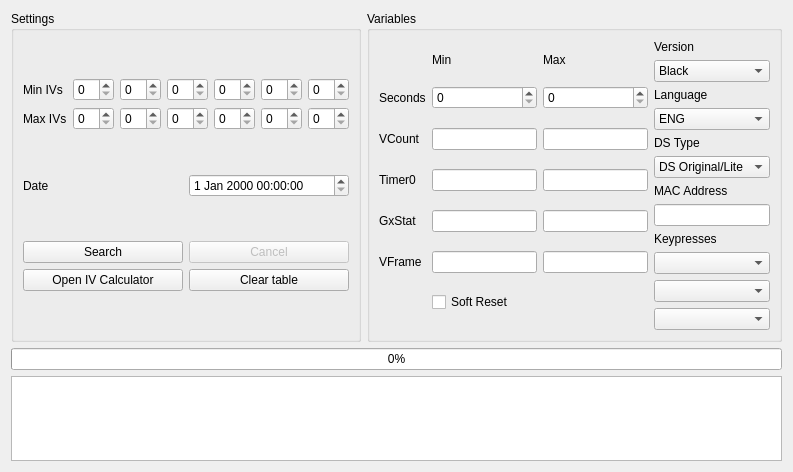
Old version of the form Forms/Gen5/Profile/ProfileCalibrator5.ui in the repository Admiral-Fish/PokeFinder.
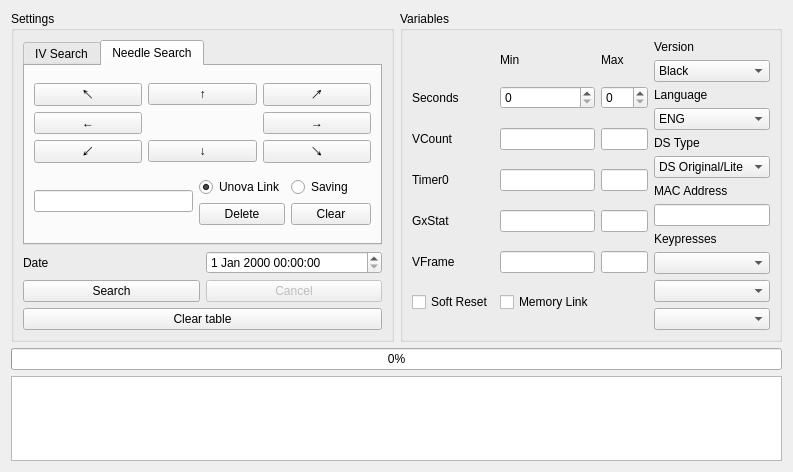
New version of the form. The open tabs and pages were chosen to show the change. Custom widgets are drawn as their Qt base class.

Commit message: Needle calibration

```diff
--- a/Forms/Gen5/Profile/ProfileCalibrator5.ui
+++ b/Forms/Gen5/Profile/ProfileCalibrator5.ui
@@ -18,7 +18,7 @@
     <widget class="QGroupBox" name="groupBox_2">
      <property name="sizePolicy">
       <sizepolicy hsizetype="Preferred" vsizetype="Preferred">
-       <horstretch>0</horstretch>
+       <horstretch>1</horstretch>
        <verstretch>1</verstretch>
       </sizepolicy>
      </property>
@@ -68,13 +68,6 @@
           </property>
          </widget>
         </item>
-        <item row="6" column="1" colspan="2">
-         <widget class="QCheckBox" name="checkBoxSoftReset">
-          <property name="text">
-           <string>Soft Reset</string>
-          </property>
-         </widget>
-        </item>
         <item row="3" column="2">
          <widget class="TextBox" name="textBoxMaxTimer0"/>
         </item>
@@ -144,6 +137,20 @@
         <item row="5" column="2">
          <widget class="TextBox" name="textBoxMaxVFrame"/>
         </item>
+        <item row="6" column="0">
+         <widget class="QCheckBox" name="checkBoxSoftReset">
+          <property name="text">
+           <string>Soft Reset</string>
+          </property>
+         </widget>
+        </item>
+        <item row="6" column="1">
+         <widget class="QCheckBox" name="checkBoxMemoryLink">
+          <property name="text">
+           <string>Memory Link</string>
+          </property>
+         </widget>
+        </item>
        </layout>
       </item>
       <item row="5" column="1">
@@ -282,7 +289,7 @@
     <widget class="QGroupBox" name="groupBox">
      <property name="sizePolicy">
       <sizepolicy hsizetype="Preferred" vsizetype="Preferred">
-       <horstretch>0</horstretch>
+       <horstretch>1</horstretch>
        <verstretch>1</verstretch>
       </sizepolicy>
      </property>
@@ -290,60 +297,6 @@
       <string>Settings</string>
      </property>
      <layout class="QGridLayout" name="gridLayout_6">
-      <item row="0" column="0" colspan="2">
-       <layout class="QGridLayout" name="gridLayout_2">
-        <item row="0" column="0">
-         <widget class="QLabel" name="labelMinIVs">
-          <property name="text">
-           <string>Min IVs</string>
-          </property>
-         </widget>
-        </item>
-        <item row="0" column="1">
-         <widget class="QSpinBox" name="spinBoxMinHP"/>
-        </item>
-        <item row="0" column="2">
-         <widget class="QSpinBox" name="spinBoxMinAtk"/>
-        </item>
-        <item row="0" column="3">
-         <widget class="QSpinBox" name="spinBoxMinDef"/>
-        </item>
-        <item row="0" column="4">
-         <widget class="QSpinBox" name="spinBoxMinSpA"/>
-        </item>
-        <item row="0" column="5">
-         <widget class="QSpinBox" name="spinBoxMinSpD"/>
-        </item>
-        <item row="0" column="6">
-         <widget class="QSpinBox" name="spinBoxMinSpe"/>
-        </item>
-        <item row="1" column="0">
-         <widget class="QLabel" name="labelMaxIVs">
-          <property name="text">
-           <string>Max IVs</string>
-          </property>
-         </widget>
-        </item>
-        <item row="1" column="1">
-         <widget class="QSpinBox" name="spinBoxMaxHP"/>
-        </item>
-        <item row="1" column="2">
-         <widget class="QSpinBox" name="spinBoxMaxAtk"/>
-        </item>
-        <item row="1" column="3">
-         <widget class="QSpinBox" name="spinBoxMaxDef"/>
-        </item>
-        <item row="1" column="4">
-         <widget class="QSpinBox" name="spinBoxMaxSpA"/>
-        </item>
-        <item row="1" column="5">
-         <widget class="QSpinBox" name="spinBoxMaxSpD"/>
-        </item>
-        <item row="1" column="6">
-         <widget class="QSpinBox" name="spinBoxMaxSpe"/>
-        </item>
-       </layout>
-      </item>
       <item row="1" column="0">
        <widget class="QLabel" name="labelDate">
         <property name="text">
@@ -377,10 +330,10 @@
       </item>
       <item row="2" column="0" colspan="2">
        <layout class="QGridLayout" name="gridLayout_5">
-        <item row="0" column="0">
-         <widget class="QPushButton" name="pushButtonSearch">
+        <item row="1" column="0" colspan="2">
+         <widget class="QPushButton" name="pushButtonClearTable">
           <property name="text">
-           <string>Search</string>
+           <string>Clear table</string>
           </property>
          </widget>
         </item>
@@ -394,22 +347,226 @@
           </property>
          </widget>
         </item>
-        <item row="1" column="0">
-         <widget class="QPushButton" name="pushButtonIVCalculator">
+        <item row="0" column="0">
+         <widget class="QPushButton" name="pushButtonSearch">
           <property name="text">
-           <string>Open IV Calculator</string>
-          </property>
-         </widget>
-        </item>
-        <item row="1" column="1">
-         <widget class="QPushButton" name="pushButtonClearTable">
-          <property name="text">
-           <string>Clear table</string>
+           <string>Search</string>
           </property>
          </widget>
         </item>
        </layout>
       </item>
+      <item row="0" column="0" colspan="2">
+       <widget class="QTabWidget" name="tabWidgetType">
+        <widget class="QWidget" name="tabIVs">
+         <attribute name="title">
+          <string>IV Search</string>
+         </attribute>
+         <layout class="QGridLayout" name="gridLayout_7">
+          <item row="0" column="0">
+           <layout class="QGridLayout" name="gridLayout_2">
+            <item row="0" column="0">
+             <widget class="QLabel" name="labelMinIVs">
+              <property name="text">
+               <string>Min IVs</string>
+              </property>
+             </widget>
+            </item>
+            <item row="0" column="1">
+             <widget class="QSpinBox" name="spinBoxMinHP"/>
+            </item>
+            <item row="0" column="2">
+             <widget class="QSpinBox" name="spinBoxMinAtk"/>
+            </item>
+            <item row="0" column="3">
+             <widget class="QSpinBox" name="spinBoxMinDef"/>
+            </item>
+            <item row="0" column="4">
+             <widget class="QSpinBox" name="spinBoxMinSpA"/>
+            </item>
+            <item row="0" column="5">
+             <widget class="QSpinBox" name="spinBoxMinSpD"/>
+            </item>
+            <item row="0" column="6">
+             <widget class="QSpinBox" name="spinBoxMinSpe"/>
+            </item>
+            <item row="1" column="0">
+             <widget class="QLabel" name="labelMaxIVs">
+              <property name="text">
+               <string>Max IVs</string>
+              </property>
+             </widget>
+            </item>
+            <item row="1" column="1">
+             <widget class="QSpinBox" name="spinBoxMaxHP"/>
+            </item>
+            <item row="1" column="2">
+             <widget class="QSpinBox" name="spinBoxMaxAtk"/>
+            </item>
+            <item row="1" column="3">
+             <widget class="QSpinBox" name="spinBoxMaxDef"/>
+            </item>
+            <item row="1" column="4">
+             <widget class="QSpinBox" name="spinBoxMaxSpA"/>
+            </item>
+            <item row="1" column="5">
+             <widget class="QSpinBox" name="spinBoxMaxSpD"/>
+            </item>
+            <item row="1" column="6">
+             <widget class="QSpinBox" name="spinBoxMaxSpe"/>
+            </item>
+           </layout>
+          </item>
+          <item row="1" column="0">
+           <widget class="QPushButton" name="pushButtonIVCalculator">
+            <property name="text">
+             <string>Open IV Calculator</string>
+            </property>
+           </widget>
+          </item>
+         </layout>
+        </widget>
+        <widget class="QWidget" name="tabNeedles">
+         <attribute name="title">
+          <string>Needle Search</string>
+         </attribute>
+         <layout class="QGridLayout" name="gridLayout_10">
+          <item row="0" column="0" colspan="2">
+           <layout class="QGridLayout" name="gridLayout_8">
+            <item row="0" column="0">
+             <widget class="QPushButton" name="pushButtonUpLeft">
+              <property name="text">
+               <string>↖</string>
+              </property>
+              <attribute name="buttonGroup">
+               <string notr="true">buttonGroupNeedles</string>
+              </attribute>
+             </widget>
+            </item>
+            <item row="0" column="1">
+             <widget class="QPushButton" name="pushButtonUp">
+              <property name="text">
+               <string>↑</string>
+              </property>
+              <attribute name="buttonGroup">
+               <string notr="true">buttonGroupNeedles</string>
+              </attribute>
+             </widget>
+            </item>
+            <item row="0" column="2">
+             <widget class="QPushButton" name="pushButtonUpRight">
+              <property name="text">
+               <string>↗</string>
+              </property>
+              <attribute name="buttonGroup">
+               <string notr="true">buttonGroupNeedles</string>
+              </attribute>
+             </widget>
+            </item>
+            <item row="1" column="0">
+             <widget class="QPushButton" name="pushButtonLeft">
+              <property name="text">
+               <string>←</string>
+              </property>
+              <attribute name="buttonGroup">
+               <string notr="true">buttonGroupNeedles</string>
+              </attribute>
+             </widget>
+            </item>
+            <item row="1" column="2">
+             <widget class="QPushButton" name="pushButtonRight">
+              <property name="text">
+               <string>→</string>
+              </property>
+              <attribute name="buttonGroup">
+               <string notr="true">buttonGroupNeedles</string>
+              </attribute>
+             </widget>
+            </item>
+            <item row="2" column="0">
+             <widget class="QPushButton" name="pushButtonDownLeft">
+              <property name="text">
+               <string>↙</string>
+              </property>
+              <attribute name="buttonGroup">
+               <string notr="true">buttonGroupNeedles</string>
+              </attribute>
+             </widget>
+            </item>
+            <item row="2" column="1">
+             <widget class="QPushButton" name="pushButtonDown">
+              <property name="text">
+               <string>↓</string>
+              </property>
+              <attribute name="buttonGroup">
+               <string notr="true">buttonGroupNeedles</string>
+              </attribute>
+             </widget>
+            </item>
+            <item row="2" column="2">
+             <widget class="QPushButton" name="pushButtonDownRight">
+              <property name="text">
+               <string>↘</string>
+              </property>
+              <attribute name="buttonGroup">
+               <string notr="true">buttonGroupNeedles</string>
+              </attribute>
+             </widget>
+            </item>
+           </layout>
+          </item>
+          <item row="1" column="0">
+           <widget class="QLineEdit" name="lineEditNeedles">
+            <property name="readOnly">
+             <bool>false</bool>
+            </property>
+           </widget>
+          </item>
+          <item row="1" column="1">
+           <layout class="QGridLayout" name="gridLayout_9">
+            <item row="0" column="0">
+             <widget class="QRadioButton" name="radioButtonUnovaLink">
+              <property name="text">
+               <string>Unova Link</string>
+              </property>
+              <property name="checked">
+               <bool>true</bool>
+              </property>
+              <attribute name="buttonGroup">
+               <string notr="true">buttonGroupNeedleType</string>
+              </attribute>
+             </widget>
+            </item>
+            <item row="0" column="1">
+             <widget class="QRadioButton" name="radioButtonSaving">
+              <property name="text">
+               <string>Saving</string>
+              </property>
+              <attribute name="buttonGroup">
+               <string notr="true">buttonGroupNeedleType</string>
+              </attribute>
+             </widget>
+            </item>
+            <item row="1" column="0">
+             <widget class="QPushButton" name="pushButtonDelete">
+              <property name="text">
+               <string>Delete</string>
+              </property>
+             </widget>
+            </item>
+            <item row="1" column="1">
+             <widget class="QPushButton" name="pushButtonClear">
+              <property name="text">
+               <string>Clear</string>
+              </property>
+             </widget>
+            </item>
+           </layout>
+          </item>
+         </layout>
+        </widget>
+       </widget>
+      </item>
      </layout>
     </widget>
    </item>
```
Left out of the diff: 25 changed lines with no effect on the pictures. The commit also changes 4 other files.
